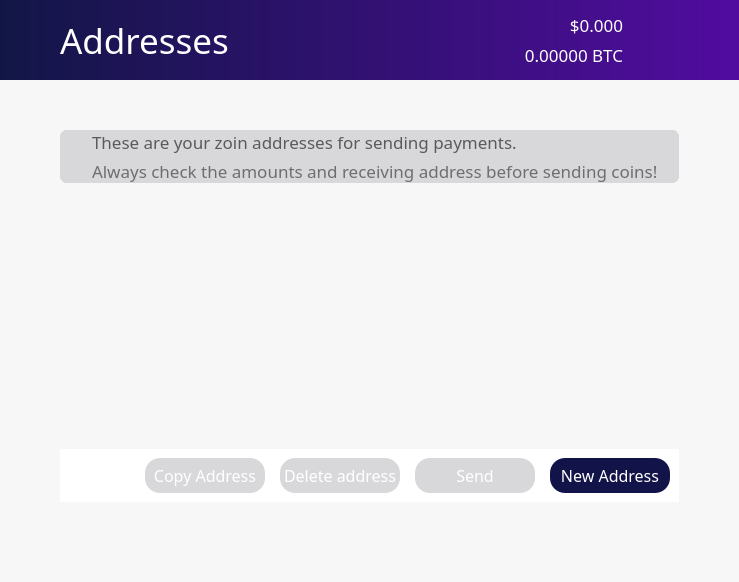
Before: the Qt Designer form src/qt/forms/addressbookpage.ui in noirofficial/noir, drawn with Qt 5.
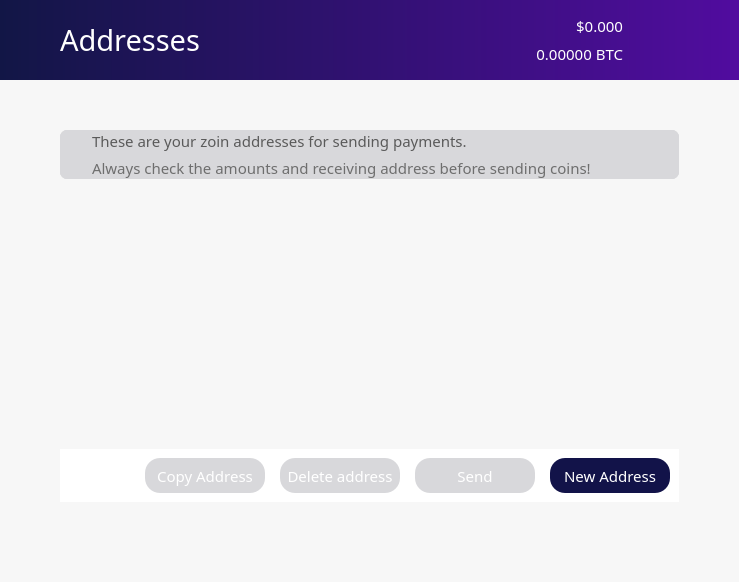
After: the same form once the commit is applied. Icons and pictures are not drawn.

```diff
--- a/src/qt/forms/addressbookpage.ui
+++ b/src/qt/forms/addressbookpage.ui
@@ -391,7 +391,7 @@
            </property>
            <layout class="QHBoxLayout" name="horizontalLayout_3">
             <property name="spacing">
-             <number>-1</number>
+             <number>6</number>
             </property>
             <property name="leftMargin">
              <number>60</number>
@@ -416,7 +416,7 @@
               <property name="font">
                <font>
                 <family>ZoinLight</family>
-                <pointsize>26</pointsize>
+                <pointsize>22</pointsize>
                </font>
               </property>
               <property name="autoFillBackground">
@@ -441,7 +441,7 @@
                 <property name="font">
                  <font>
                   <family>ZoinMedium</family>
-                  <pointsize>13</pointsize>
+                  <pointsize>11</pointsize>
                   <weight>50</weight>
                   <bold>false</bold>
                  </font>
@@ -463,7 +463,7 @@
                 <property name="font">
                  <font>
                   <family>ZoinLight</family>
-                  <pointsize>13</pointsize>
+                  <pointsize>11</pointsize>
                  </font>
                 </property>
                 <property name="styleSheet">
@@ -825,7 +825,7 @@
                  <property name="font">
                   <font>
                    <family>ZoinMedium</family>
-                   <pointsize>13</pointsize>
+                   <pointsize>11</pointsize>
                    <weight>50</weight>
                    <bold>false</bold>
                   </font>
@@ -864,7 +864,7 @@
                  <property name="font">
                   <font>
                    <family>ZoinLight</family>
-                   <pointsize>13</pointsize>
+                   <pointsize>11</pointsize>
                    <weight>50</weight>
                    <bold>false</bold>
                   </font>
@@ -1202,7 +1202,7 @@
                   <property name="font">
                    <font>
                     <family>ZoinRegular</family>
-                    <pointsize>12</pointsize>
+                    <pointsize>11</pointsize>
                     <weight>50</weight>
                     <bold>false</bold>
                    </font>
@@ -1233,7 +1233,7 @@
                   <property name="font">
                    <font>
                     <family>ZoinRegular</family>
-                    <pointsize>12</pointsize>
+                    <pointsize>11</pointsize>
                     <weight>50</weight>
                     <bold>false</bold>
                    </font>
@@ -1264,7 +1264,7 @@
                   <property name="font">
                    <font>
                     <family>ZoinRegular</family>
-                    <pointsize>12</pointsize>
+                    <pointsize>11</pointsize>
                     <weight>50</weight>
                     <bold>false</bold>
                    </font>
@@ -1296,7 +1296,7 @@
                   <property name="font">
                    <font>
                     <family>ZoinRegular</family>
-                    <pointsize>12</pointsize>
+                    <pointsize>11</pointsize>
                     <weight>50</weight>
                     <bold>false</bold>
                    </font>
```
